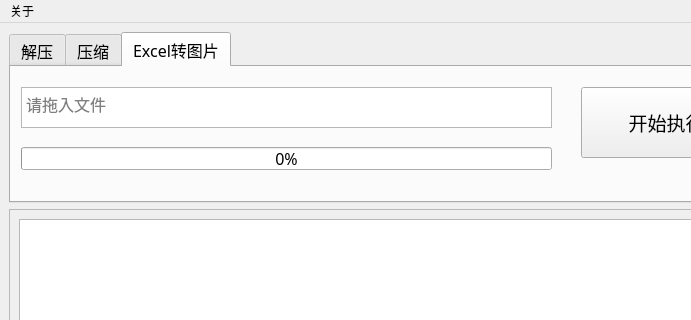
Old version of the form GUI.ui in the repository 1061700625/small-tools; both pictures show x 0 to 691 and y 0 to 320 of the 780 by 430 pixel window.
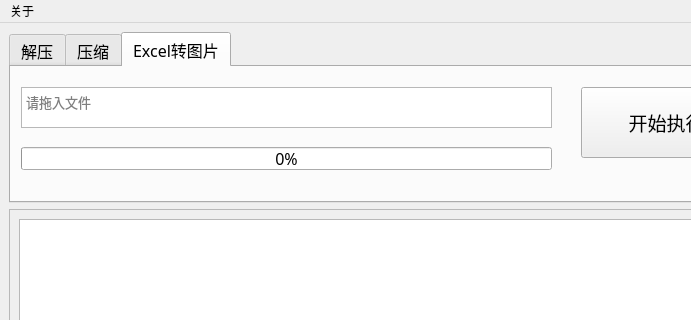
New version of the form. The open tabs and pages were chosen to show the change.

Patch:
```diff
--- a/GUI.ui
+++ b/GUI.ui
@@ -186,6 +186,11 @@
           <height>41</height>
          </rect>
         </property>
+        <property name="font">
+         <font>
+          <pointsize>10</pointsize>
+         </font>
+        </property>
         <property name="cursor" stdset="0">
          <cursorShape>IBeamCursor</cursorShape>
         </property>
```
Left out of the diff: 17 changed lines with no effect on the pictures.
